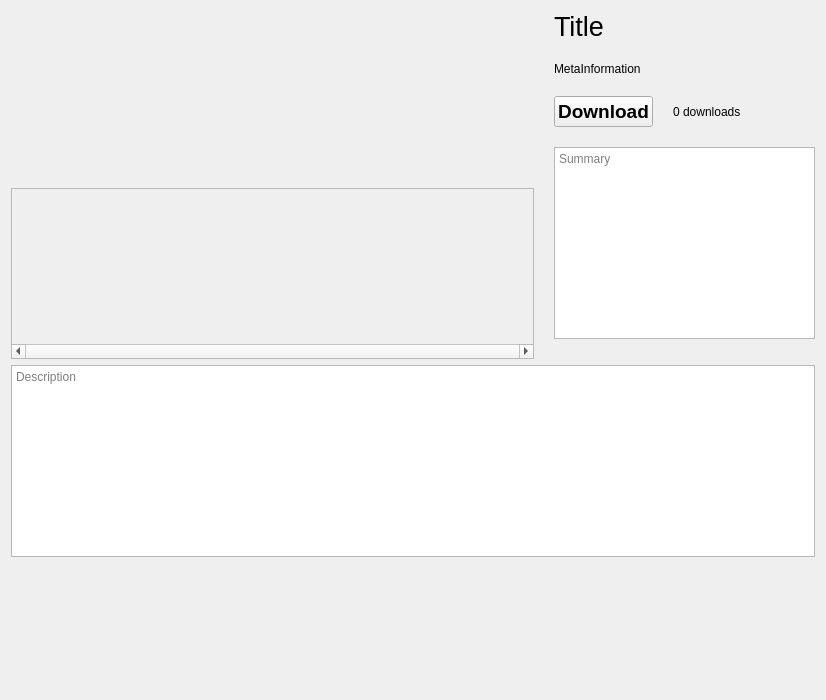
Above: BaseClient/Source/PageContentContentWidget.ui from WorksAhead/Base before the change. Below: the same form after it.
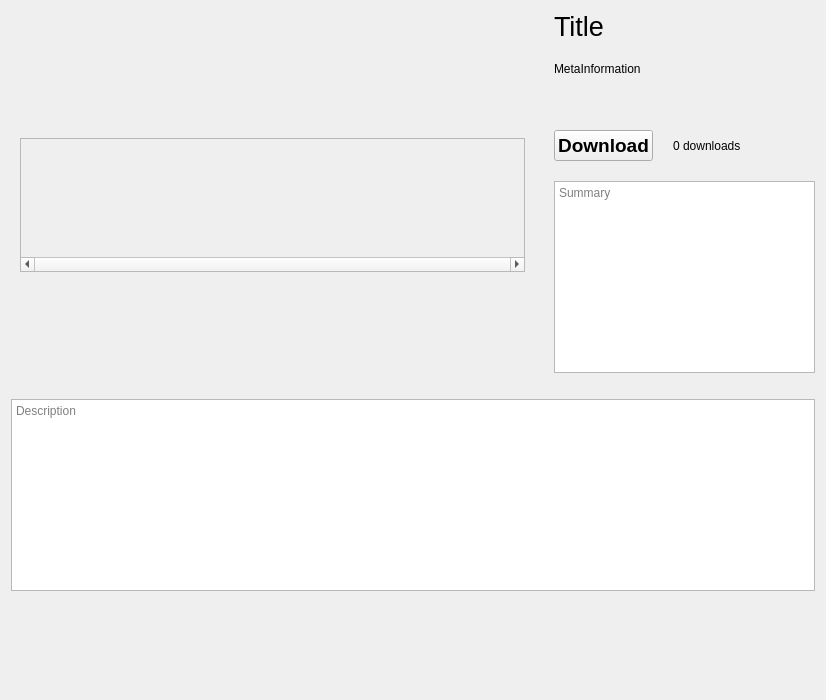
That is the form after the change. Custom widgets are drawn as their Qt base class.

The edit to the form file:
```diff
--- a/BaseClient/Source/PageContentContentWidget.ui
+++ b/BaseClient/Source/PageContentContentWidget.ui
@@ -22,18 +22,6 @@
      <item>
       <widget class="QWidget" name="viewWidget" native="true">
        <layout class="QVBoxLayout" name="verticalLayout">
-        <property name="leftMargin">
-         <number>0</number>
-        </property>
-        <property name="topMargin">
-         <number>0</number>
-        </property>
-        <property name="rightMargin">
-         <number>0</number>
-        </property>
-        <property name="bottomMargin">
-         <number>0</number>
-        </property>
         <item>
          <widget class="StackedWidget" name="stackedWidget"/>
         </item>
@@ -59,13 +47,26 @@
             <rect>
              <x>0</x>
              <y>0</y>
-             <width>522</width>
-             <height>160</height>
+             <width>504</width>
+             <height>115</height>
             </rect>
            </property>
           </widget>
          </widget>
         </item>
+        <item>
+         <spacer name="verticalSpacer_4">
+          <property name="orientation">
+           <enum>Qt::Vertical</enum>
+          </property>
+          <property name="sizeHint" stdset="0">
+           <size>
+            <width>20</width>
+            <height>1</height>
+           </size>
+          </property>
+         </spacer>
+        </item>
        </layout>
       </widget>
      </item>
@@ -124,6 +125,35 @@
          </item>
         </layout>
        </item>
+       <item>
+        <layout class="QHBoxLayout" name="horizontalLayout_6" stretch="4">
+         <property name="leftMargin">
+          <number>0</number>
+         </property>
+         <property name="topMargin">
+          <number>0</number>
+         </property>
+         <property name="rightMargin">
+          <number>0</number>
+         </property>
+         <property name="bottomMargin">
+          <number>0</number>
+         </property>
+         <item>
+          <widget class="QLabel" name="versionInfoLabel">
+           <property name="textFormat">
+            <enum>Qt::RichText</enum>
+           </property>
+           <property name="alignment">
+            <set>Qt::AlignLeading|Qt::AlignLeft|Qt::AlignTop</set>
+           </property>
+           <property name="wordWrap">
+            <bool>true</bool>
+           </property>
+          </widget>
+         </item>
+        </layout>
+       </item>
        <item>
         <layout class="QHBoxLayout" name="horizontalLayout_4">
          <item>
```
